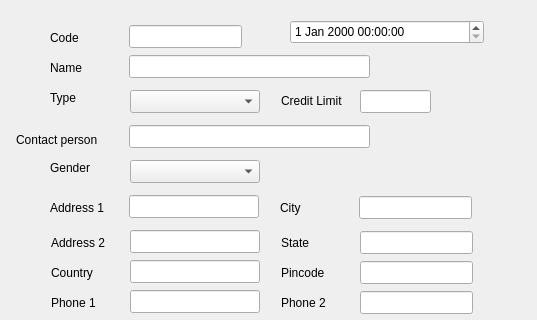
Qt form src/customerform.ui (thamizha/angadi) before a commit; both pictures show x 0 to 537 and y 0 to 320 of the 537 by 493 pixel window.
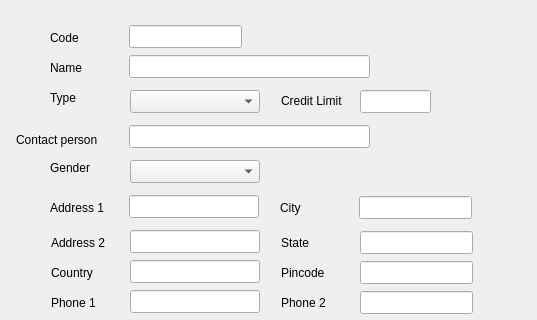
The same form after that commit.

Commit message: Modified date saved via Q_Property

What changed in the file:
```diff
--- a/src/customerform.ui
+++ b/src/customerform.ui
@@ -625,16 +625,6 @@
     <string>Add</string>
    </property>
   </widget>
-  <widget class="QDateTimeEdit" name="dateTimeEdit">
-   <property name="geometry">
-    <rect>
-     <x>290</x>
-     <y>20</y>
-     <width>194</width>
-     <height>24</height>
-    </rect>
-   </property>
-  </widget>
  </widget>
  <tabstops>
   <tabstop>lineEditCode</tabstop>
```
The commit also changes 7 other files.
